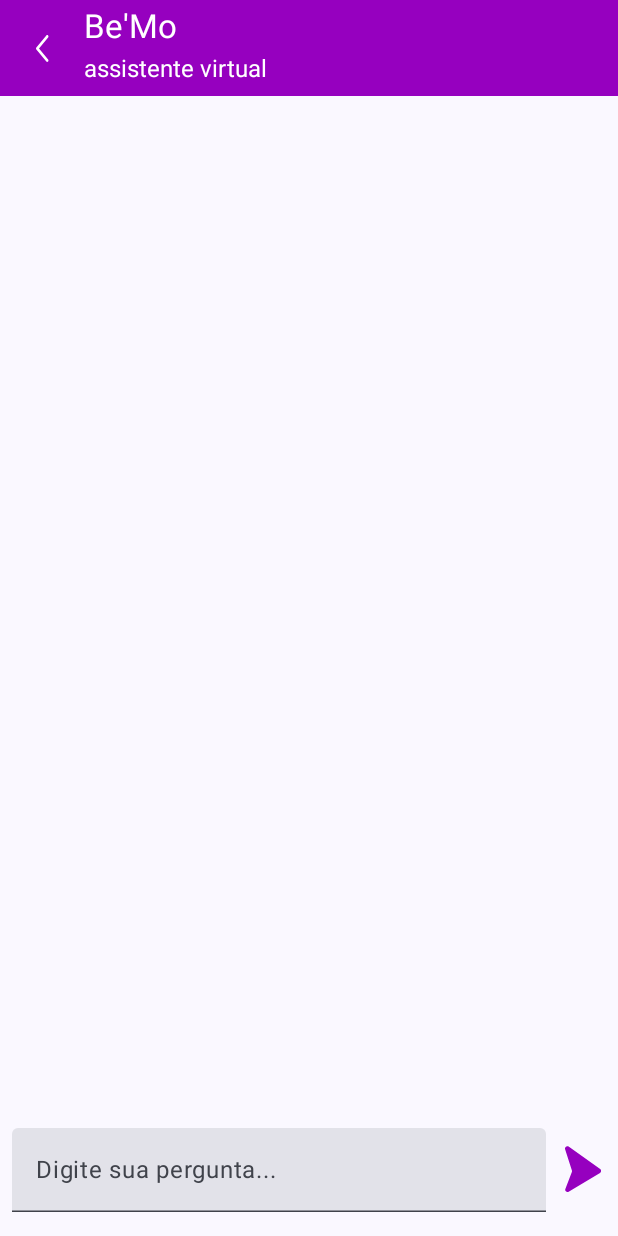
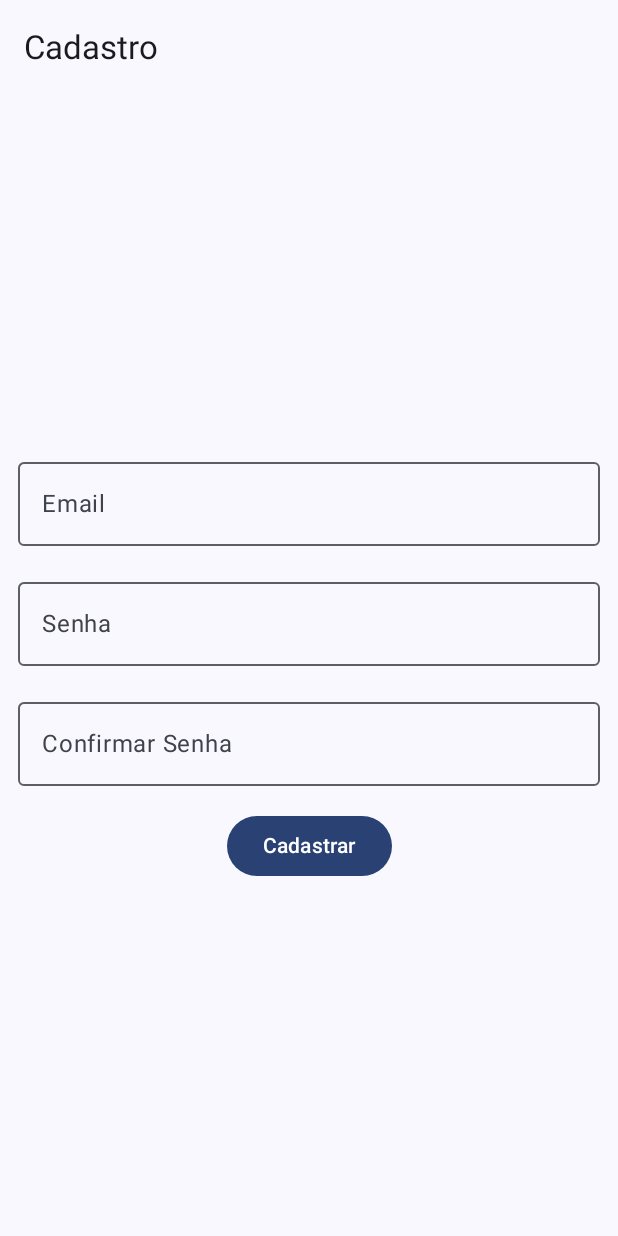
Before and after one commit to Bemo-Hackathon/MeBo, an Android app built with Jetpack Compose: the screen it shows after launch (MainActivity), on a phone screen of 412 x 824 dp. Run offline under Robolectric (Android 15) with nearby library versions, the phone set to English and light mode, and no system bars; our stand-ins replace Dagger/Hilt's generated code, Firebase (no records; nobody signed in at launch, a user with empty details on screens opened directly).

Commit message:
adicionando navegacao

```diff
--- a/app/src/main/java/com/example/bemo/MainActivity.kt
+++ b/app/src/main/java/com/example/bemo/MainActivity.kt
@@ -1,21 +1,60 @@
 package com.example.bemo
 
 import android.os.Bundle
+import android.util.Log
 import androidx.activity.ComponentActivity
 import androidx.activity.compose.setContent
 import androidx.activity.enableEdgeToEdge
+import androidx.navigation.compose.NavHost
+import androidx.navigation.compose.rememberNavController
 import com.example.bemo.ui.components.ChatBotScreen
+import com.example.bemo.ui.navigation.authGraph
+import com.example.bemo.ui.navigation.authGraphRoute
+import com.example.bemo.ui.navigation.navigateToSignUp
 import com.example.bemo.ui.theme.BeMoTheme
+import com.google.firebase.auth.ktx.auth
 import dagger.hilt.android.AndroidEntryPoint
+
+private const val TAG = "MainActivy"
 
 @AndroidEntryPoint
 class MainActivity : ComponentActivity() {
     override fun onCreate(savedInstanceState: Bundle?) {
         super.onCreate(savedInstanceState)
+
+//        auth.createUserWithEmailAndPassword(
+//            "gabriel@gmail.com",
+//            "123456"
+//        ).addOnCompleteListener { task ->
+//            if(task.isSuccessful){
+//                Log.i(TAG, "created user: sucesso")
+//            }else{
+//                Log.i(TAG, "created user: falha -> ${task.exception}")
+//            }
+//        }
+//        auth.signInWithEmailAndPassword(
+//            "gabriel@gmail.com",
+//            "123456"
+//        )
+//
+
+
         enableEdgeToEdge()
         setContent {
             BeMoTheme {
-                ChatBotScreen()
+                val navController = rememberNavController()
+                NavHost(
+                    navController = navController,
+                    startDestination = authGraphRoute
+                ) {
+                    authGraph(
+                        onNavigateToHomeGraph = {},
+                        onNavigateToSignIn = {},
+                        onNavigateToSignUp = {
+                            navController.navigateToSignUp()
+                        }
+                    )
+                }
             }
         }
     }
--- a/app/src/main/java/com/example/bemo/ui/components/ChatBotScreen.kt
+++ b/app/src/main/java/com/example/bemo/ui/components/ChatBotScreen.kt
@@ -36,7 +36,7 @@ import androidx.compose.ui.res.painterResource
 import androidx.compose.ui.unit.dp
 import androidx.compose.ui.unit.sp
 import androidx.hilt.navigation.compose.hiltViewModel
-import com.example.bemo.ChatViewModel
+import com.example.bemo.viewmodels.ChatViewModel
 import com.example.bemo.R
 
 @OptIn(ExperimentalMaterial3Api::class)
--- /dev/null
+++ b/app/src/main/java/com/example/bemo/ui/navigation/AuthGraphNavigation.kt
@@ -0,0 +1,30 @@
+package com.example.bemo.ui.navigation
+
+import androidx.navigation.NavGraphBuilder
+import androidx.navigation.NavHostController
+import androidx.navigation.NavOptions
+import androidx.navigation.navOptions
+import androidx.navigation.navigation
+
+const val authGraphRoute = "auth_graph_route"
+
+fun NavGraphBuilder.authGraph(
+    onNavigateToSignUp: () -> Unit,
+    onNavigateToHomeGraph: (NavOptions) -> Unit,
+    onNavigateToSignIn: (NavOptions) -> Unit
+) {
+    navigation(
+        route = authGraphRoute,
+        startDestination = signUpRoute
+    ) {
+        signUpScreen(onNavigationToSignIn = {
+            onNavigateToSignIn(navOptions {
+                popUpTo(signUpRoute)
+            })
+        })
+    }
+}
+
+fun NavHostController.navigateToAuthGraph() {
+    navigate(authGraphRoute)
+}
--- /dev/null
+++ b/app/src/main/java/com/example/bemo/ui/navigation/SignUpNavigation.kt
@@ -0,0 +1,44 @@
+package com.example.bemo.ui.navigation
+
+import androidx.compose.runtime.LaunchedEffect
+import androidx.compose.runtime.collectAsState
+import androidx.compose.runtime.getValue
+import androidx.compose.runtime.rememberCoroutineScope
+import androidx.hilt.navigation.compose.hiltViewModel
+import androidx.navigation.NavGraphBuilder
+import androidx.navigation.NavHostController
+import androidx.navigation.compose.composable
+import com.example.bemo.ui.screens.SignUpScreen
+import com.example.bemo.viewmodels.SignUpViewModel
+import kotlinx.coroutines.launch
+
+const val signUpRoute = "signUp"
+
+fun NavGraphBuilder.signUpScreen(
+    onNavigationToSignIn: () -> Unit
+) {
+    composable(signUpRoute) {
+        val viewModel: SignUpViewModel = hiltViewModel()
+        val uiState by viewModel.uiState.collectAsState()
+        val scope = rememberCoroutineScope()
+        val signUpIsSuccessful by viewModel.signUpIsSuccessful.collectAsState(false)
+
+        LaunchedEffect(signUpIsSuccessful) {
+            if (signUpIsSuccessful) {
+                onNavigationToSignIn()
+            }
+        }
+        SignUpScreen(
+            signUpUiState = uiState,
+            onSignUpClick = {
+                scope.launch {
+                    viewModel.signUp()
+                }
+            }
+        )
+    }
+}
+
+fun NavHostController.navigateToSignUp() {
+    navigate(signUpRoute)
+}
--- /dev/null
+++ b/app/src/main/java/com/example/bemo/ui/screens/SignUpScreen.kt
@@ -0,0 +1,111 @@
+package com.example.bemo.ui.screens
+
+import androidx.compose.foundation.layout.Arrangement
+import androidx.compose.foundation.layout.Box
+import androidx.compose.foundation.layout.Column
+import androidx.compose.foundation.layout.Spacer
+import androidx.compose.foundation.layout.fillMaxSize
+import androidx.compose.foundation.layout.fillMaxWidth
+import androidx.compose.foundation.layout.height
+import androidx.compose.foundation.layout.padding
+import androidx.compose.foundation.layout.wrapContentSize
+import androidx.compose.material.icons.Icons
+import androidx.compose.material.icons.automirrored.filled.ArrowBack
+import androidx.compose.material3.Button
+import androidx.compose.material3.ExperimentalMaterial3Api
+import androidx.compose.material3.OutlinedTextField
+import androidx.compose.material3.Scaffold
+import androidx.compose.material3.Text
+import androidx.compose.material3.TopAppBar
+import androidx.compose.runtime.Composable
+import androidx.compose.ui.Alignment
+import androidx.compose.ui.Modifier
+import androidx.compose.ui.graphics.Color
+import androidx.compose.ui.text.input.PasswordVisualTransformation
+import androidx.compose.ui.tooling.preview.Preview
+import androidx.compose.ui.unit.dp
+import com.example.bemo.ui.states.SignUpUiState
+import com.example.bemo.viewmodels.SignUpViewModel
+
+
+@OptIn(ExperimentalMaterial3Api::class)
+@Composable
+fun SignUpScreen(
+    modifier: Modifier = Modifier,
+    signUpUiState: SignUpUiState,
+    onSignUpClick: () -> Unit
+) {
+    Scaffold(topBar = {
+        TopAppBar(
+            title = { Text(text = "Cadastro") },
+            navigationIcon = { Icons.AutoMirrored.Filled.ArrowBack })
+    }) { innerPadding ->
+        Column(
+            modifier = modifier
+                .fillMaxSize()
+                .padding(innerPadding),
+            verticalArrangement = Arrangement.Center,
+            horizontalAlignment = Alignment.CenterHorizontally
+        ) {
+            if (signUpUiState.error != null) {
+                Box(modifier = Modifier.fillMaxSize(), contentAlignment = Alignment.Center) {
+                    Text(
+                        text = "ERROR",
+                        modifier = Modifier.fillMaxWidth().wrapContentSize(),
+                        color = Color.Red
+                    )
+                }
+            }
+            OutlinedTextField(
+                value = signUpUiState.email,
+                onValueChange = signUpUiState.onEmailChange,
+                label = { Text("Email") },
+                modifier = Modifier
+                    .fillMaxWidth()
+                    .padding(horizontal = 12.dp)
+            )
+            Spacer(modifier = Modifier.height(16.dp))
+            OutlinedTextField(
+                value = signUpUiState.password,
+                onValueChange = signUpUiState.onPasswordChange,
+                label = { Text("Senha") },
+                visualTransformation = PasswordVisualTransformation(),
+                modifier = Modifier
+                    .fillMaxWidth()
+                    .padding(horizontal = 12.dp)
+            )
+            Spacer(modifier = Modifier.height(16.dp))
+            OutlinedTextField(
+                value = signUpUiState.confirmPassword,
+                onValueChange = signUpUiState.onConfirmPasswordChange,
+                label = { Text("Confirmar Senha") },
+                visualTransformation = PasswordVisualTransformation(),
+                modifier = Modifier
+                    .fillMaxWidth()
+                    .padding(horizontal = 12.dp)
+            )
+            Spacer(modifier = Modifier.height(16.dp))
+            Button(onClick = { onSignUpClick() }) {
+                Text("Cadastrar")
+            }
+        }
+    }
+
+}
+
+@Preview(showBackground = true)
+@Composable
+private fun SignUpScreenPreview() {
+    SignUpScreen(
+        signUpUiState = SignUpUiState(
+        email = "gabriel",
+        password = "teste",
+        confirmPassword = "teste"
+    ), onSignUpClick = {})
+}
+
+@Preview
+@Composable
+private fun SignUpScreenErrorPreview() {
+    SignUpScreen(signUpUiState = SignUpUiState(error = "Erro"), onSignUpClick = {})
+}
--- /dev/null
+++ b/app/src/main/java/com/example/bemo/ui/states/SignUpUiState.kt
@@ -0,0 +1,11 @@
+package com.example.bemo.ui.states
+
+data class SignUpUiState(
+    val email: String = "",
+    val password: String = "",
+    val confirmPassword: String = "",
+    val onEmailChange: (String) -> Unit = {},
+    val onPasswordChange: (String) -> Unit = {},
+    val onConfirmPasswordChange: (String) -> Unit = {},
+    val error: String? = null
+)
--- a/app/src/main/java/com/example/bemo/ChatViewModel.kt
+++ b/app/src/main/java/com/example/bemo/viewmodels/ChatViewModel.kt
@@ -1,4 +1,4 @@
-package com.example.bemo
+package com.example.bemo.viewmodels
 
 import android.util.Log
 import androidx.compose.runtime.mutableStateListOf
@@ -27,7 +27,7 @@ class ChatViewModel @Inject constructor(
             val request = ChatGPTRequest(
                 model = "gpt-3.5-turbo",
                 messages = listOf(
-                    Message(role = "system", content = "Voce e um assistente de um app financeiro"),
+                    Message(role = "system", content = "Voce e um assistente de um app financeiro, por favor so responda perguntas sobre financeiro por favor"),
                     Message(role = "user", content = userInput)
                 ),
                 maxCompletionTokens = 50
--- /dev/null
+++ b/app/src/main/java/com/example/bemo/viewmodels/SignUpViewModel.kt
@@ -0,0 +1,63 @@
+package com.example.bemo.viewmodels
+
+import android.util.Log
+import androidx.lifecycle.ViewModel
+import com.example.bemo.authentication.FirebaseAuthRepository
+import com.example.bemo.ui.states.SignUpUiState
+import kotlinx.coroutines.flow.MutableSharedFlow
+import kotlinx.coroutines.flow.MutableStateFlow
+import kotlinx.coroutines.flow.asSharedFlow
+import kotlinx.coroutines.flow.asStateFlow
+import kotlinx.coroutines.flow.update
+import javax.inject.Inject
+
+class SignUpViewModel @Inject constructor(
+    private val fireAuthRepository: FirebaseAuthRepository
+) : ViewModel() {
+
+    private val _uiState = MutableStateFlow(SignUpUiState())
+    val uiState = _uiState.asStateFlow()
+
+    private val _signUpIsSuccessful = MutableSharedFlow<Boolean>()
+    val signUpIsSuccessful = _signUpIsSuccessful.asSharedFlow()
+
+    init {
+        _uiState.update { currentState ->
+            currentState.copy(
+                onEmailChange = { email ->
+                    _uiState.update {
+                        it.copy(email = email)
+                    }
+                },
+                onPasswordChange = { password ->
+                    _uiState.update {
+                        it.copy(password = password)
+                    }
+                },
+                onConfirmPasswordChange = { confirmPassword ->
+                    _uiState.update {
+                        it.copy(confirmPassword = confirmPassword)
+                    }
+                }
+            )
+        }
+    }
+
+    suspend fun signUp() {
+        try {
+            fireAuthRepository.signUp(
+                _uiState.value.email,
+                _uiState.value.password
+            )
+            _signUpIsSuccessful.emit(true)
+        } catch (e: Exception) {
+            Log.e("SignUpViewModel", "signUp:", e)
+            _uiState.update {
+                it.copy(
+                    error = "Erro ao cadastrar usuário"
+                )
+            }
+            _signUpIsSuccessful.emit(false)
+        }
+    }
+}
--- a/build.gradle.kts
+++ b/build.gradle.kts
@@ -5,4 +5,5 @@ plugins {
     alias(libs.plugins.kotlin.compose) apply false
     alias(libs.plugins.hilt.android) apply false
     alias(libs.plugins.ksp) apply false
+    alias(libs.plugins.firebase) apply false
 }
```
Also changed, not shown: app/build.gradle.kts (+7 -0 lines), app/src/main/java/com/example/bemo/authentication/FirebaseAuthRepository.kt (added, +21 -0 lines), app/src/main/java/com/example/bemo/di/AppModule.kt (+9 -0 lines), gradle/libs.versions.toml (+7 -0 lines), 1 other file.
